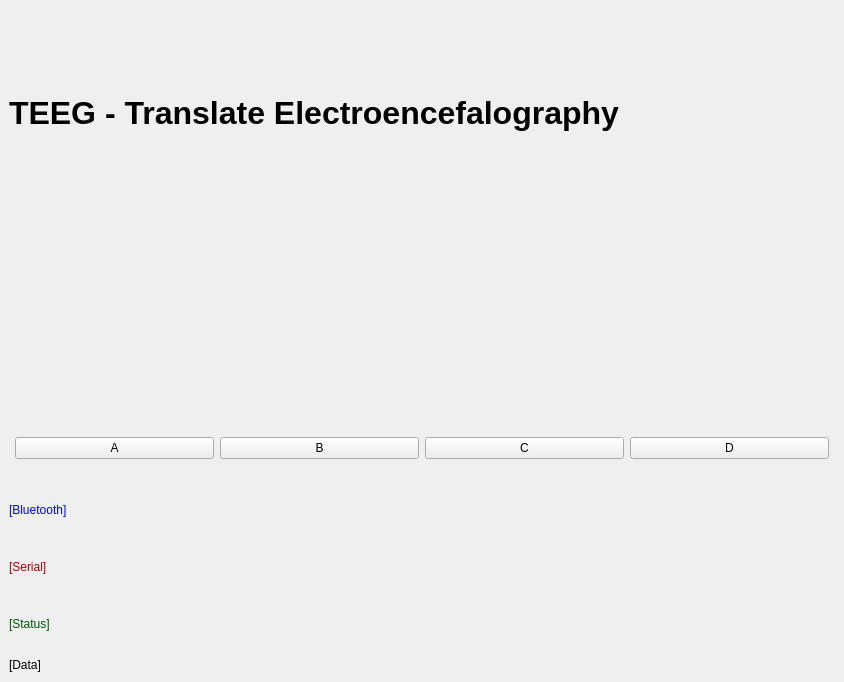
Before: the Qt Designer form app/gui.ui in ITA-ftuyama/TG, drawn with Qt 5.
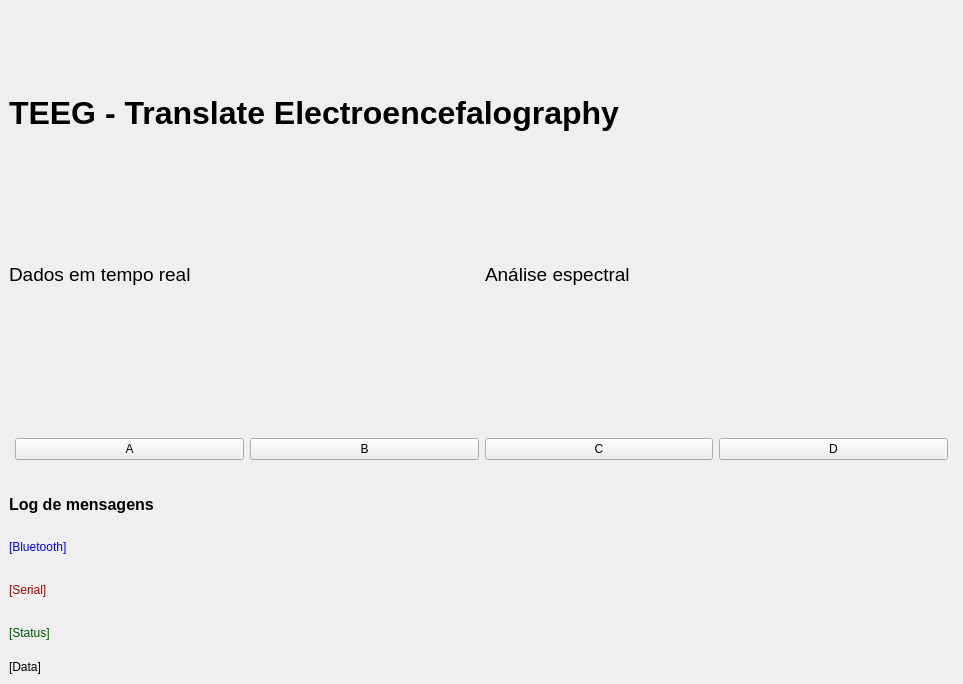
After: the same form once the commit is applied. Custom widgets are drawn as their Qt base class.

Commit message: Plots band waves

Patch:
```diff
--- a/app/gui.ui
+++ b/app/gui.ui
@@ -6,8 +6,8 @@
    <rect>
     <x>0</x>
     <y>0</y>
-    <width>844</width>
-    <height>682</height>
+    <width>963</width>
+    <height>684</height>
    </rect>
   </property>
   <property name="windowTitle">
@@ -37,9 +37,36 @@
      </layout>
     </item>
     <item>
-     <widget class="QwtPlot" name="qwtPlot">
-      <zorder>QwtPlotTitle</zorder>
-     </widget>
+     <layout class="QHBoxLayout" name="horizontalLayout_2">
+      <item>
+       <layout class="QVBoxLayout" name="verticalLayout_5">
+        <item>
+         <widget class="QLabel" name="label">
+          <property name="text">
+           <string>&lt;html&gt;&lt;head/&gt;&lt;body&gt;&lt;p&gt;&lt;span style=&quot; font-size:14pt;&quot;&gt;Dados em tempo real&lt;/span&gt;&lt;/p&gt;&lt;/body&gt;&lt;/html&gt;</string>
+          </property>
+         </widget>
+        </item>
+        <item>
+         <widget class="QwtPlot" name="qwtPlot"/>
+        </item>
+       </layout>
+      </item>
+      <item>
+       <layout class="QVBoxLayout" name="verticalLayout_3">
+        <item>
+         <widget class="QLabel" name="label_3">
+          <property name="text">
+           <string>&lt;html&gt;&lt;head/&gt;&lt;body&gt;&lt;p&gt;&lt;span style=&quot; font-size:14pt;&quot;&gt;Análise espectral&lt;/span&gt;&lt;/p&gt;&lt;/body&gt;&lt;/html&gt;</string>
+          </property>
+         </widget>
+        </item>
+        <item>
+         <widget class="QwtPlot" name="qwtBarPlot"/>
+        </item>
+       </layout>
+      </item>
+     </layout>
     </item>
     <item>
      <layout class="QHBoxLayout" name="horizontalLayout">
@@ -102,6 +129,13 @@
           </property>
          </spacer>
         </item>
+        <item>
+         <widget class="QLabel" name="label_4">
+          <property name="text">
+           <string>&lt;html&gt;&lt;head/&gt;&lt;body&gt;&lt;p&gt;&lt;span style=&quot; font-size:12pt; font-weight:600;&quot;&gt;Log de mensagens&lt;/span&gt;&lt;/p&gt;&lt;/body&gt;&lt;/html&gt;</string>
+          </property>
+         </widget>
+        </item>
         <item>
          <widget class="QLabel" name="bluetooth">
           <property name="autoFillBackground">
```
The commit also changes 4 other files.
